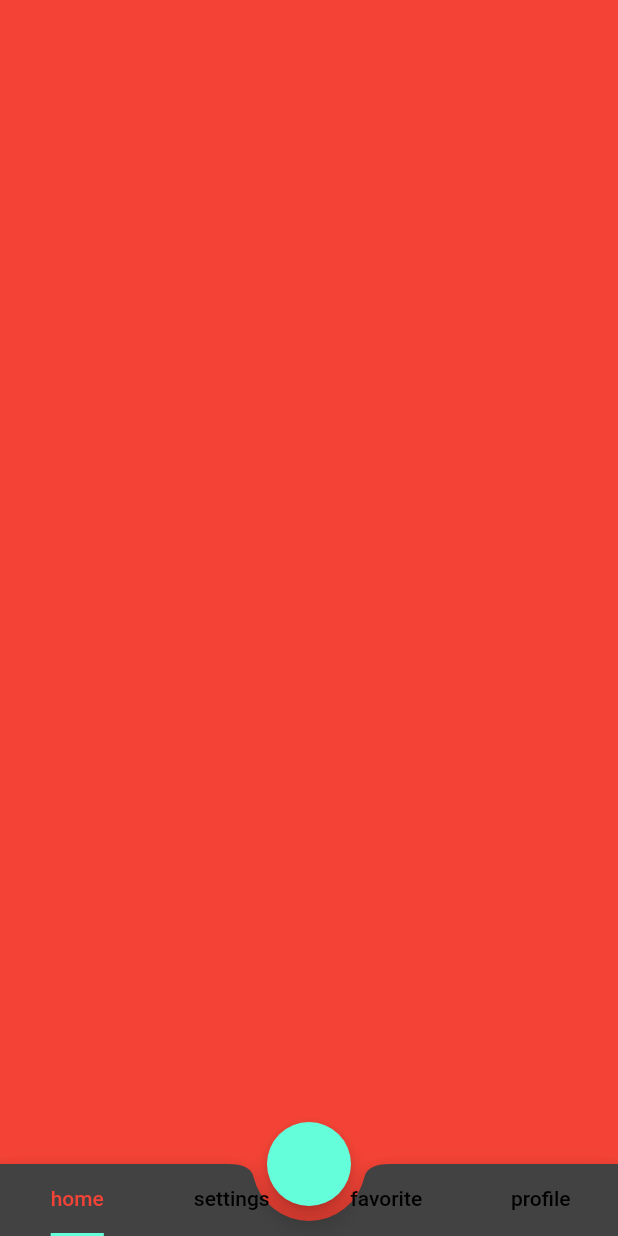
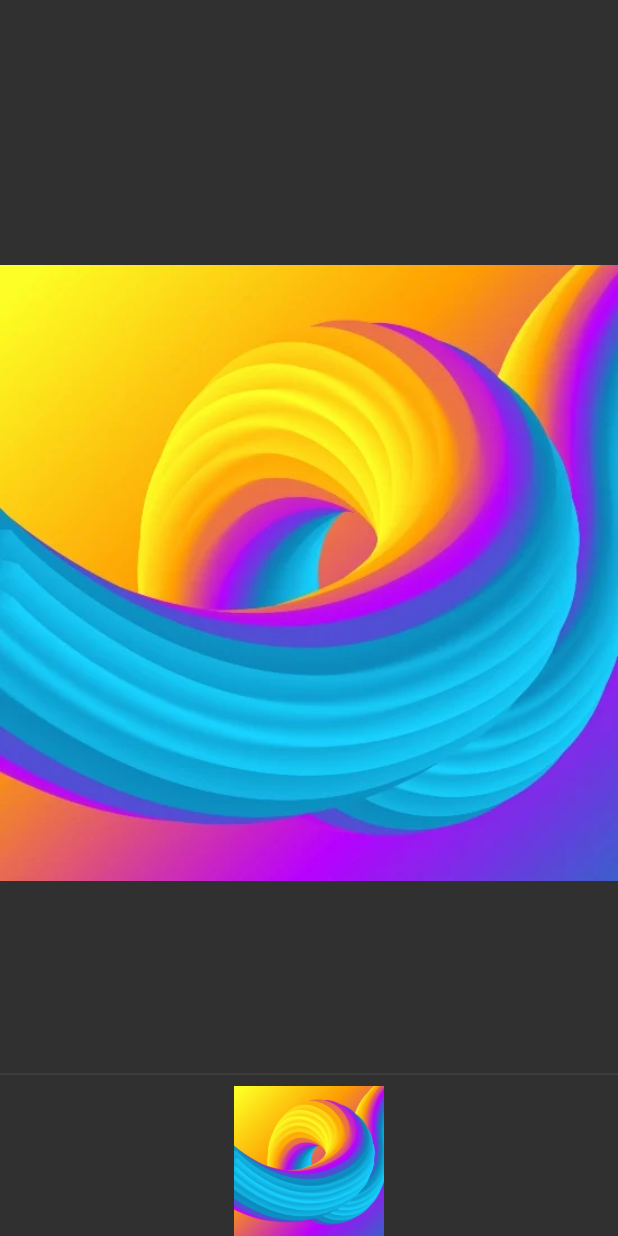
Before and after one commit to isshort/flutter_learn, a Flutter app: the screen it shows after launch, on a phone screen of 412 x 824 dp. Run offline on Flutter 3.47's test engine with Material 2 defaults, Android fonts, the phone set to English and light mode, and no system bars.

Commit message:
advanced image

```diff
--- /dev/null
+++ b/lib/202/image_learn.dart
@@ -0,0 +1,42 @@
+import 'package:flutter/material.dart';
+import 'package:flutter/src/foundation/key.dart';
+import 'package:flutter/src/widgets/framework.dart';
+
+class ImageLearnAdvanced extends StatefulWidget {
+  const ImageLearnAdvanced({Key? key}) : super(key: key);
+
+  @override
+  State<ImageLearnAdvanced> createState() => _ImageLearnState();
+}
+
+class _ImageLearnState extends State<ImageLearnAdvanced> {
+  @override
+  Widget build(BuildContext context) {
+    return Scaffold(
+      appBar: AppBar(),
+      body: Column(
+        children: [
+          Expanded(child: Image.asset(_ImageNames.image1.path())),
+          Divider(),
+          _ImageNames.image1.getWidget(height: 100.0),
+        ],
+      ),
+    );
+  }
+}
+
+enum _ImageNames { image1 }
+
+extension _ImagePath on _ImageNames {
+  String path() {
+    return 'assets/png/$name.png';
+  }
+
+  Widget getWidget({height = 24.0}) {
+    print(height);
+    return Image.asset(
+      path(),
+      height: height,
+    );
+  }
+}
--- a/lib/main.dart
+++ b/lib/main.dart
@@ -1,7 +1,9 @@
 import 'package:flutter/material.dart';
 import 'package:flutter/services.dart';
+import 'package:flutter_learn/101/image_learn.dart';
 import 'package:flutter_learn/101/list_view_builder.dart';
 import 'package:flutter_learn/101/navigation_learn.dart';
+import 'package:flutter_learn/202/image_learn.dart';
 import 'package:flutter_learn/202/tabbar_learn.dart';
 
 import 'package:flutter_learn/demos/color_life_cycle_view.dart';
@@ -36,7 +38,7 @@ class MyApp extends StatelessWidget {
             elevation: 0,
             // backgroundColor: Colors.red,
           )),
-      home: const TabBarLearn(),
+      home: const ImageLearnAdvanced(),
     );
   }
 }
```
Also changed, not shown: assets/png/image1.png (added).
